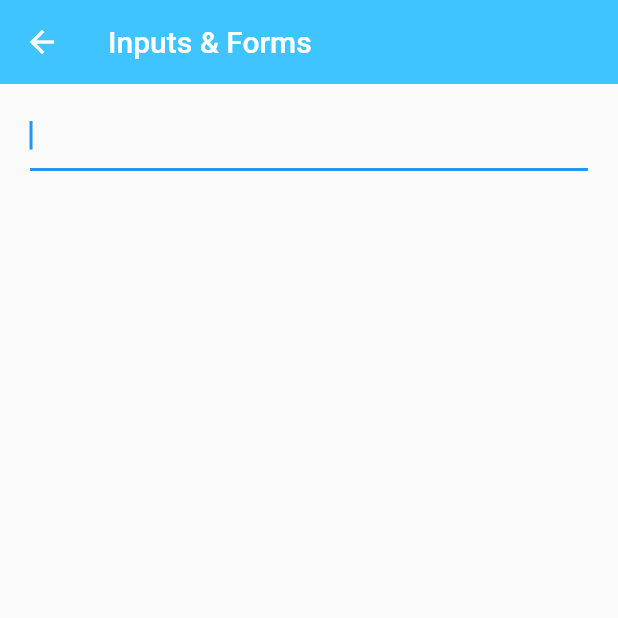
After one commit to diegostreetbob/Flutter-Components, a Flutter app: the InputsScreen screen opened by its route, on a phone screen of 412 x 824 dp, the top half of it. The commit adds this screen. Run offline on Flutter 3.47's test engine with Material 2 defaults, Android fonts, the phone set to English and light mode, and no system bars; missing offline and left inert: dart:ffi.

Commit message:
creación de primer text form fiel
Se crea el primer textformfield y se añaden algunas personalizaciones

```diff
--- a/lib/routes/app_routes.dart
+++ b/lib/routes/app_routes.dart
@@ -14,7 +14,8 @@ class AppRoutes{
     MenuOption(route: "/cardscreen", name: "Card Screen", screen: const CardScreen(), icon: Icons.card_travel),
     MenuOption(route: "/alertscreen", name: "Alert Screen", screen: const AlertScreen(), icon: Icons.add_alert),
     MenuOption(route: "/avatarscreen", name: "Avatar Screen", screen: const AvatarScreen(), icon: Icons.supervised_user_circle_rounded),
-    MenuOption(route: "/animatedscreen", name: "Animated Screen", screen: const AnimatedScreen(), icon: Icons.play_circle_outline_outlined)
+    MenuOption(route: "/animatedscreen", name: "Animated Screen", screen: const AnimatedScreen(), icon: Icons.play_circle_outline_outlined),
+    MenuOption(route: "/inputsscreens", name: "Text Inputs", screen: const InputsScreen(), icon: Icons.input_rounded)
   ];
   //Lo que se añada en menú options se optione con esta operación static
   static Map<String, Widget Function(BuildContext)> getAppRoutes(){
--- /dev/null
+++ b/lib/screens/inputs_screen.dart
@@ -0,0 +1,41 @@
+import 'dart:ffi';
+
+import 'package:flutter/material.dart';
+////////////////////////////////////////////////////////////////////////////////////////////////////
+import '/screens/screens.dart';
+////////////////////////////////////////////////////////////////////////////////////////////////////
+class  InputsScreen extends StatelessWidget {
+  const InputsScreen ({Key? key}) : super(key: key);
+
+  @override
+  Widget build(BuildContext context) {
+      return Scaffold(
+      appBar: AppBar(
+          title: const Text("Inputs & Forms")
+      ),
+        //permite hacer Scroll a elementos que son muy grandes, a un solo eleemento, no es como
+        //que sería para varios elementos.
+      body: SingleChildScrollView(
+          child: Padding(
+            padding: const EdgeInsets.symmetric(
+              horizontal: 20,vertical: 10
+            ),
+            child: Column(
+              children: [
+                TextFormField(
+                  autofocus: true,
+                  initialValue: "",
+                  //primera letra de cada palabra en mayúsculas
+                  textCapitalization: TextCapitalization.words,
+                  onChanged: (value){ //imprime lo escrito
+                    print("value: $value");
+                  },
+
+                )
+              ],
+            ),
+          )
+      ),
+    );
+  }
+}
--- a/lib/screens/screens.dart
+++ b/lib/screens/screens.dart
@@ -6,4 +6,5 @@ export 'package:componentes/screens/card_screen.dart';
 export 'package:componentes/screens/alert_screen.dart';
 export 'package:componentes/screens/avatar_screen.dart';
 export 'package:componentes/screens/animated_screen.dart';
+export 'package:componentes/screens/inputs_screen.dart';
 ////////////////////////////////////////////////////////////////////////////////////////////////////
```
